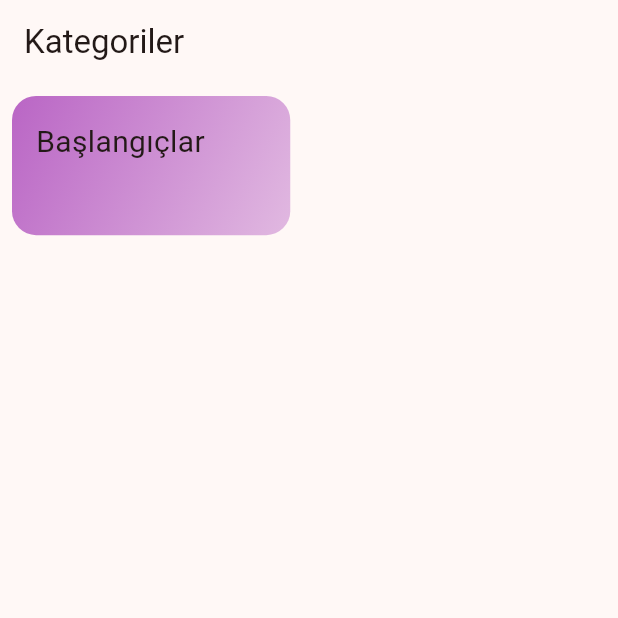
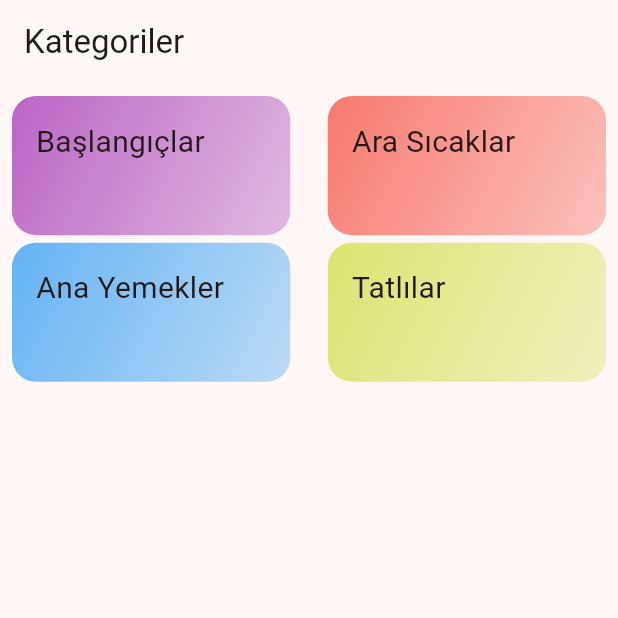
Before and after one commit to uzaydin/flutter_projects, a Flutter app: the screen it shows after launch, on a phone screen of 412 x 824 dp, the top half of it. Run offline on Flutter 3.47's test engine with Material 3 defaults, Android fonts, the phone set to English and light mode, and no system bars.

Commit message:
Update category_data.dart

```diff
--- a/mealsapp/lib/data/category_data.dart
+++ b/mealsapp/lib/data/category_data.dart
@@ -2,7 +2,13 @@ import 'package:flutter/material.dart';
 import 'package:mealsapp/models/category.dart';
 
 // TODO: Use guid package
+const categories = [
+  Category(id: "1", name: "Başlangıçlar", color: Colors.purple),
+  Category(id: "2", name: "Ara Sıcaklar", color: Colors.red),
+  Category(id: "3", name: "Ana Yemekler", color: Colors.blue),
+  Category(id: "4", name: "Tatlılar", color: Colors.lime)
+];
 
-const List<Category> categories = [
-  Category(id: "1", name: "Başlangıçlar", color: Colors.purple),
-];
+// BİREYSEL ARAŞTIRMA => Flutter Provider
+
+// Meal_details ekranını tasarlayalım.
```
